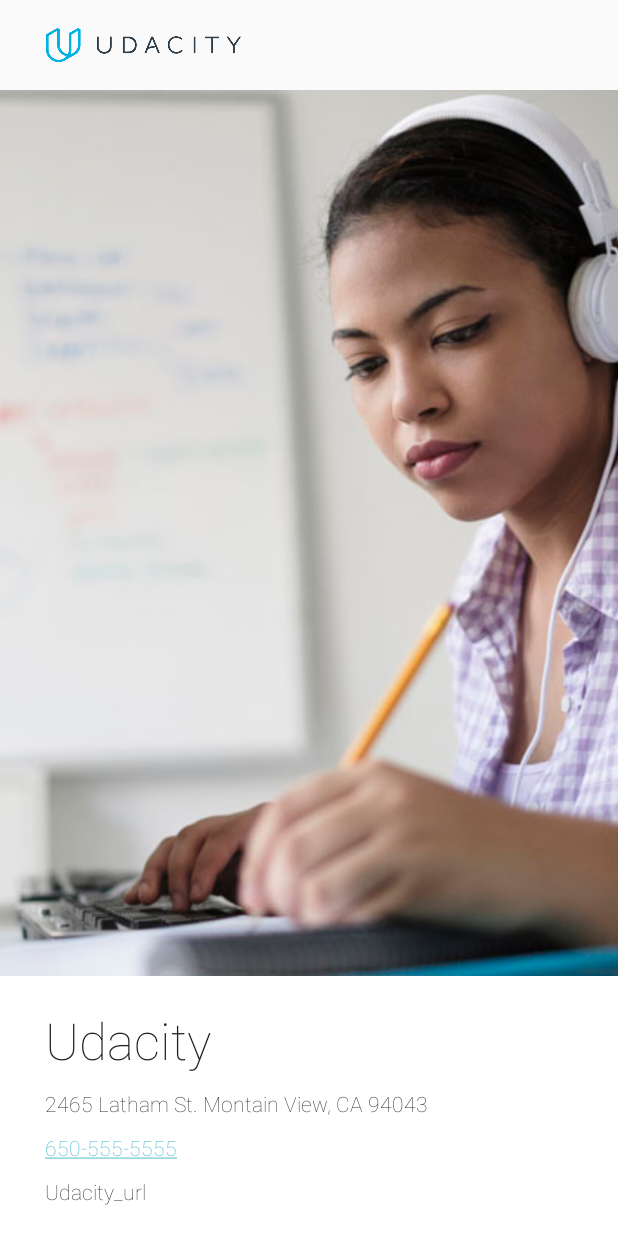
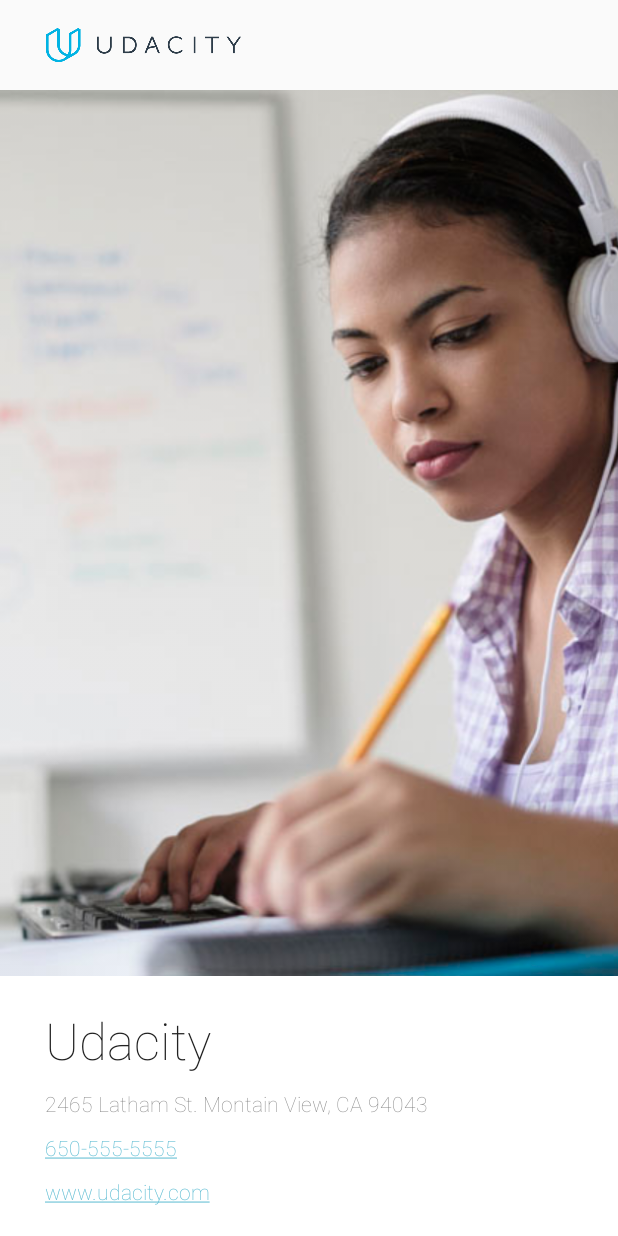
Before and after one commit to corellana/Grow-With-Google-Challenge-Scholarship-Android-Basics, an Android app: the screen it shows after launch (MainActivity), on a phone screen of 412 x 824 dp. Run offline under Robolectric (Android 15) with nearby library versions, the phone set to English and light mode, and no system bars.

Commit message:
fix resource files

```diff
--- a/HelloAndroid/app/src/main/res/layout/activity_main.xml
+++ b/HelloAndroid/app/src/main/res/layout/activity_main.xml
@@ -3,24 +3,22 @@
     android:orientation="vertical"
     android:layout_width="match_parent"
     android:layout_height="match_parent"
-    android:textColorLink="#5DBCD2">
+    >
 
     <ImageView
-        android:id="@+id/udacity_logo"
+        android:contentDescription="@string/udacity_logo"
         android:src="@drawable/udacity_logo"
-        android:contentDescription="@string/udacity_logo"
         android:layout_width="match_parent"
         android:layout_height="50dp"
-        android:paddingLeft="30dp"
+        android:paddingLeft="@dimen/padding_left"
         android:paddingRight="250dp"
         android:layout_marginTop="10dp"
         android:paddingBottom="10dp"
         />
 
     <ImageView
-        android:id="@+id/udacity_girl"
+        android:contentDescription="@string/udacity_girl"
         android:src="@drawable/udacity_girl"
-        android:contentDescription="@string/udacity_girl"
         android:layout_width="match_parent"
         android:layout_height="0dp"
         android:layout_weight="1"
@@ -32,57 +30,51 @@
         android:layout_width="match_parent"
         android:layout_height="wrap_content"
         android:fontFamily="sans-serif-thin"
-        android:textColor="#212121"
-        android:textSize="34sp"
-        android:background="#FFFFFF"
-        android:paddingTop="20dp"
-        android:paddingLeft="30dp"/>
+        android:textColor="@color/color_font"
+        android:textSize="@dimen/font_size_regular"
+        android:background="@color/color_background_text"
+        android:paddingTop="@dimen/padding_top_inicial"
+        android:paddingLeft="@dimen/padding_left"/>
 
     <TextView
         android:id="@+id/udacity_address"
         android:text="@string/udacity_address"
-        android:autoLink="map"
-        android:textColorLink="#5DBCD2"
         android:layout_width="match_parent"
         android:layout_height="wrap_content"
+        android:autoLink="map"
+        android:textColorLink="@color/color_link"
         android:fontFamily="sans-serif-thin"
-        android:textColor="#212121"
-        android:textSize="14sp"
-        android:background="#FFFFFF"
-        android:paddingTop="10dp"
-        android:paddingLeft="30dp"/>
+        android:textSize="@dimen/font_size_medium"
+        android:background="@color/color_background_text"
+        android:paddingTop="@dimen/padding_top_regular"
+        android:paddingLeft="@dimen/padding_left"/>
 
     <TextView
         android:id="@+id/udacity_phone"
         android:text="@string/udacity_phone"
-        android:autoLink="phone"
-        android:textColorLink="#5DBCD2"
         android:layout_width="match_parent"
         android:layout_height="wrap_content"
+        android:autoLink="phone"
+        android:textColorLink="@color/color_link"
         android:fontFamily="sans-serif-thin"
-        android:textColor="#212121"
-        android:textSize="14sp"
-        android:background="#FFFFFF"
-        android:paddingTop="10dp"
-        android:paddingLeft="30dp"/>
+        android:textSize="@dimen/font_size_medium"
+        android:background="@color/color_background_text"
+        android:paddingTop="@dimen/padding_top_regular"
+        android:paddingLeft="@dimen/padding_left"/>
 
     <TextView
         android:id="@+id/udacity_url"
         android:text="@string/udacity_url"
-        android:autoLink="web"
-        android:textColorLink="#5DBCD2"
         android:layout_width="match_parent"
         android:layout_height="wrap_content"
+        android:autoLink="web"
+        android:textColorLink="@color/color_link"
         android:fontFamily="sans-serif-thin"
-        android:textColor="#212121"
-        android:textSize="14sp"
-        android:background="#FFFFFF"
-        android:paddingTop="10dp"
-        android:paddingLeft="30dp"
-        android:paddingBottom="20dp"/>
-
-
-
+        android:textSize="@dimen/font_size_medium"
+        android:background="@color/color_background_text"
+        android:paddingTop="@dimen/padding_top_regular"
+        android:paddingLeft="@dimen/padding_left"
+        android:paddingBottom="@dimen/padding_botton"/>
 
 
 
--- a/HelloAndroid/app/src/main/res/values/colors.xml
+++ b/HelloAndroid/app/src/main/res/values/colors.xml
@@ -3,4 +3,8 @@
     <color name="colorPrimary">#3F51B5</color>
     <color name="colorPrimaryDark">#303F9F</color>
     <color name="colorAccent">#FF4081</color>
+    <color name="color_font">#222222</color>
+    <color name="color_link">#5DBCD2</color>
+    <color name="color_background_text">#FFFFFF</color>
+
 </resources>
--- /dev/null
+++ b/HelloAndroid/app/src/main/res/values/dimen.xml
@@ -0,0 +1,14 @@
+<?xml version="1.0" encoding="utf-8"?>
+<resources>
+    <!--FontSizes-->
+    <dimen name="font_size_regular">34sp</dimen>
+    <dimen name="font_size_medium">14sp</dimen>
+
+    <!--LayoutDimensions-->
+    <dimen name="padding_left">30dp</dimen>
+    <dimen name="padding_top_inicial">20dp</dimen>
+    <dimen name="padding_top_regular">10dp</dimen>
+    <dimen name="padding_botton">20dp</dimen>
+
+
+</resources>
--- a/HelloAndroid/app/src/main/res/values/strings.xml
+++ b/HelloAndroid/app/src/main/res/values/strings.xml
@@ -1,10 +1,14 @@
 <resources>
     <string name="app_name">HelloAndroid</string>
-    <string name="udacity_logo">Logo</string>
-    <string name="udacity_girl">UdacityGirl</string>
 
+    <!--ImageView-->
+    <string name="udacity_logo">Logo Udacity</string>
+    <string name="udacity_girl">woman studying in a computer</string>
+
+    <!--TextView-->
     <string name="udacity_name">Udacity</string>
     <string name="udacity_address">2465 Latham St. Montain View, CA 94043</string>
     <string name="udacity_phone">650-555-5555</string>
-    <string name="udacity_url">Udacity_url</string>
+    <string name="udacity_url">www.udacity.com</string>
+
 </resources>
```
